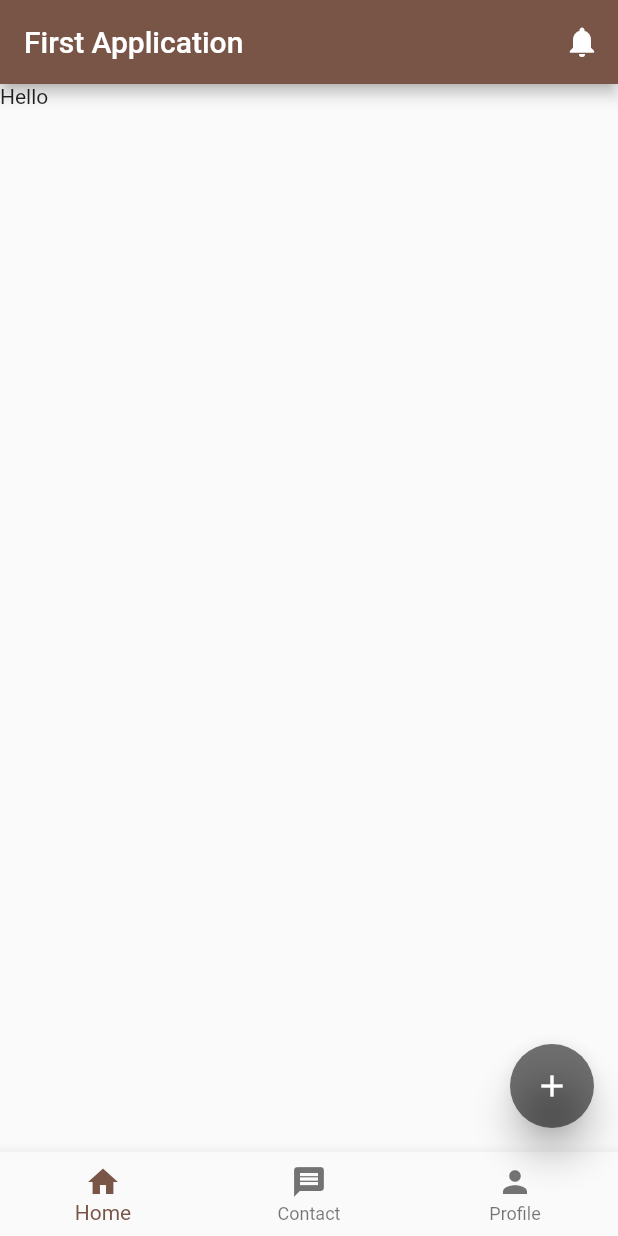
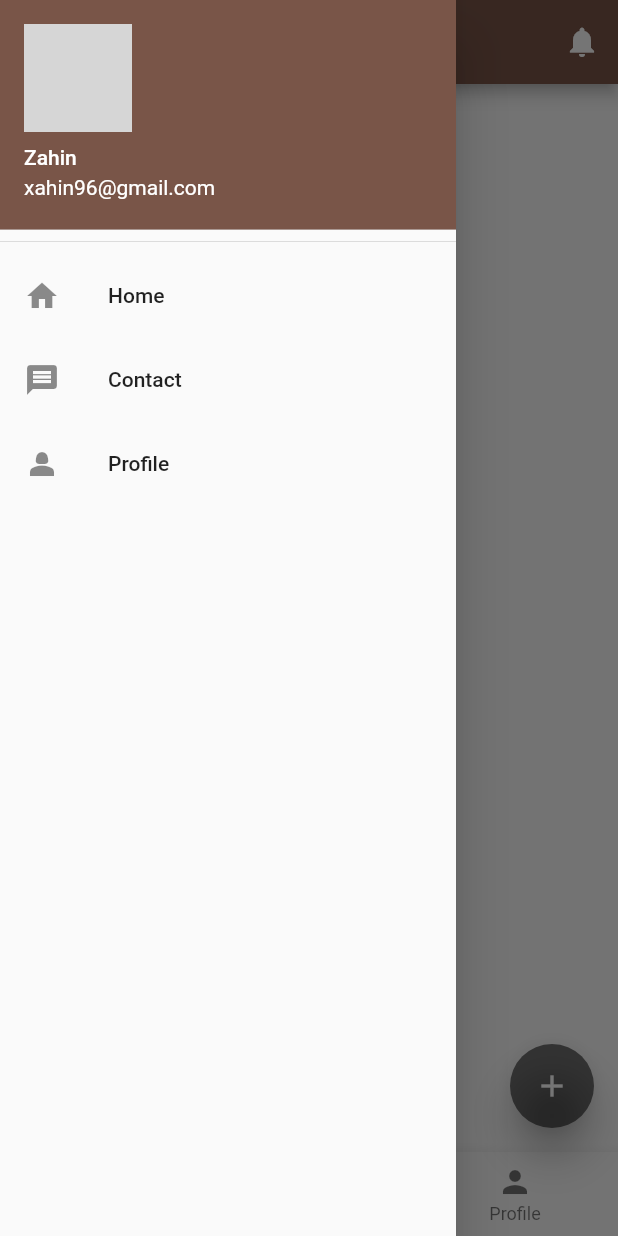
Before and after one commit to xahin96/flutter-1, a Flutter app: the screen it shows after launch, with the side drawer open (before the commit the screen has no drawer), on a phone screen of 412 x 824 dp. Run offline on Flutter 3.47's test engine with Material 2 defaults, Android fonts, the phone set to English and light mode, and no system bars; network calls fail; grey boxes are pictures that could not be loaded.

Commit message:
drawer added

```diff
--- a/lib/main.dart
+++ b/lib/main.dart
@@ -57,18 +57,54 @@ class HomeActivity extends StatelessWidget {
           BottomNavigationBarItem(icon: Icon(Icons.message), label: 'Contact'),
           BottomNavigationBarItem(icon: Icon(Icons.person), label: 'Profile'),
         ],
-        onTap: (int index){
-          if(index == 0){
+        onTap: (int index) {
+          if (index == 0) {
             notificationOnClick('Home bottom menu', context);
           }
-          if(index == 1){
+          if (index == 1) {
             notificationOnClick('Contact bottom menu', context);
           }
-          if(index == 2){
+          if (index == 2) {
             notificationOnClick('Profile bottom menu', context);
           }
         },
       ),
+      drawer: Drawer(
+        child: ListView(
+          children: [
+            DrawerHeader(
+                padding: EdgeInsets.all(0),
+                child: UserAccountsDrawerHeader(
+                  decoration: BoxDecoration(color: Colors.brown),
+                  accountName: Text('Zahin'),
+                  accountEmail: Text('xahin96@gmail.com'),
+                  currentAccountPicture: Image.network(
+                      'https://avatars.githubusercontent.com/u/28812308?v=4'),
+                )),
+            ListTile(
+              title: const Text('Home'),
+              leading: const Icon(Icons.home),
+              onTap: () {
+                notificationOnClick('Drawer home', context);
+              },
+            ),
+            ListTile(
+              title: const Text('Contact'),
+              leading: const Icon(Icons.message),
+              onTap: () {
+                notificationOnClick('Drawer contact', context);
+              },
+            ),
+            ListTile(
+              title: const Text('Profile'),
+              leading: const Icon(Icons.person_2),
+              onTap: () {
+                notificationOnClick('Drawer person', context);
+              },
+            ),
+          ],
+        ),
+      ),
     );
   }
 }
```
